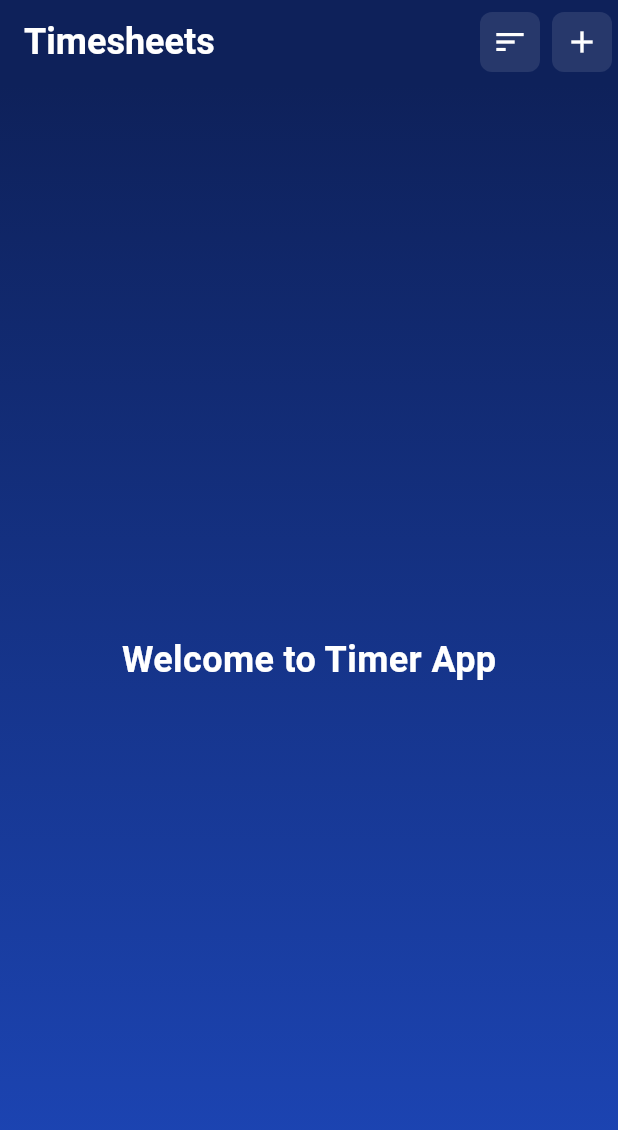
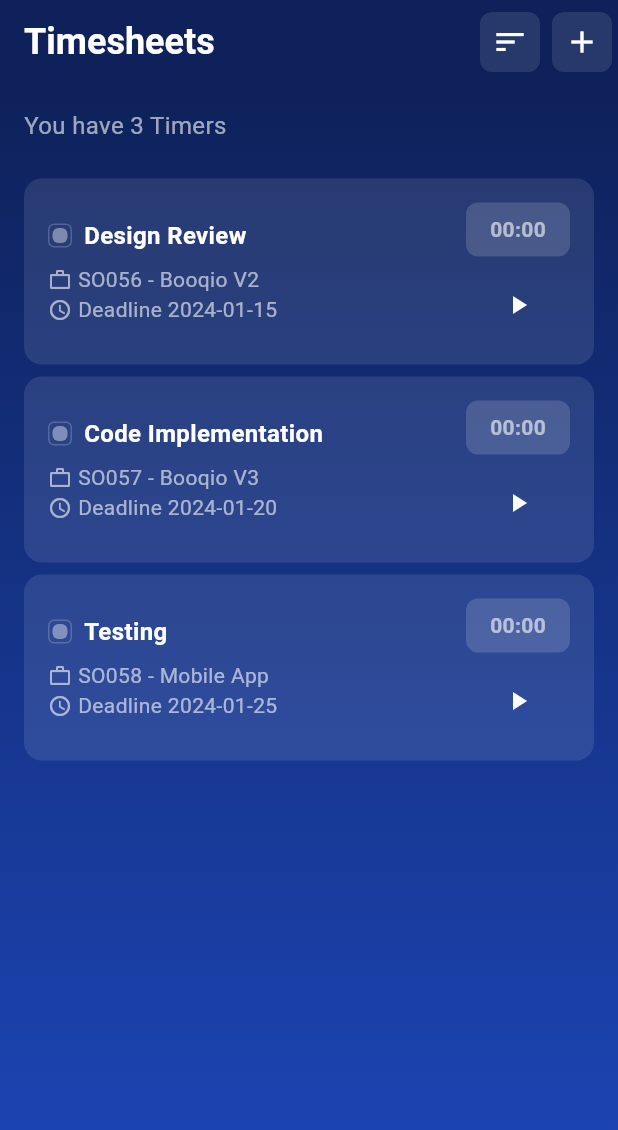
Before and after one commit to xhadix/timer_app_flutter, a Flutter app: the screen it shows after launch, on a phone screen of 412 x 824 dp. Shown: the top 1130 px of the screen. Run offline on Flutter 3.47's test engine with Material 3 defaults, Android fonts, the phone set to English and light mode, and no system bars; our stand-ins replace equatable, flutter_bloc, go_router.

```diff
--- a/lib/blocs/timer/timer_bloc.dart
+++ b/lib/blocs/timer/timer_bloc.dart
@@ -29,6 +29,9 @@ class TimerBloc extends Bloc<TimerEvent, TimerState> {
 
     // Start timer tick
     _startTimerTick();
+
+    // Add some sample timers for testing
+    _addSampleTimers();
   }
 
   void _startTimerTick() {
@@ -232,6 +235,33 @@ class TimerBloc extends Bloc<TimerEvent, TimerState> {
 
   List<Project> get projects => _projects;
 
+  void _addSampleTimers() {
+    // Add sample timers for testing
+    add(AddTimer(
+      title: 'Design Review',
+      description: 'Review the new UI designs for the mobile app',
+      projectId: '1',
+      deadline: '2024-01-15',
+      isFavorite: true,
+    ));
+
+    add(AddTimer(
+      title: 'Code Implementation',
+      description: 'Implement the timer functionality',
+      projectId: '2',
+      deadline: '2024-01-20',
+      isFavorite: false,
+    ));
+
+    add(AddTimer(
+      title: 'Testing',
+      description: 'Test the timer application thoroughly',
+      projectId: '3',
+      deadline: '2024-01-25',
+      isFavorite: true,
+    ));
+  }
+
   @override
   Future<void> close() {
     _periodicTimer?.cancel();
--- a/lib/screens/timer_list_screen.dart
+++ b/lib/screens/timer_list_screen.dart
@@ -4,11 +4,24 @@ import 'package:go_router/go_router.dart';
 import '../blocs/timer/timer_bloc.dart';
 import '../blocs/timer/timer_state.dart';
 import '../widgets/common/custom_app_bar.dart';
+import '../widgets/common/sort_modal.dart';
+import '../widgets/timer_list/timer_card.dart';
 import '../utils/constants.dart';
 import '../utils/theme.dart';
+import '../utils/helpers.dart';
 
-class TimerListScreen extends StatelessWidget {
+class TimerListScreen extends StatefulWidget {
   const TimerListScreen({super.key});
+
+  @override
+  State<TimerListScreen> createState() => _TimerListScreenState();
+}
+
+class _TimerListScreenState extends State<TimerListScreen> {
+  bool _showSortModal = false;
+  SortOption _currentSort = SortOption.recent;
+
+
 
   @override
   Widget build(BuildContext context) {
@@ -19,7 +32,9 @@ class TimerListScreen extends StatelessWidget {
           IconButton(
             icon: const Icon(Icons.sort),
             onPressed: () {
-              // TODO: Implement sort functionality
+              setState(() {
+                _showSortModal = true;
+              });
             },
           ),
           IconButton(
@@ -64,7 +79,9 @@ class TimerListScreen extends StatelessWidget {
             }
 
             if (state is TimerLoaded) {
-              return Padding(
+              return Stack(
+                children: [
+                  Padding(
                     padding: const EdgeInsets.all(AppSpacing.md),
                     child: Column(
                       crossAxisAlignment: CrossAxisAlignment.start,
@@ -103,15 +120,44 @@ class TimerListScreen extends StatelessWidget {
                                   ),
                                 )
                               : ListView.builder(
-                              itemCount: state.timers.length,
+                                  itemCount: _getSortedTimers(state.timers).length,
                                   itemBuilder: (context, index) {
-                                final timer = state.timers[index];
+                                    final timer = _getSortedTimers(state.timers)[index];
                                     return TimerCard(timer: timer);
                                   },
                                 ),
                         ),
                       ],
                     ),
+                  ),
+                  // Sort Modal
+                  if (_showSortModal)
+                    Positioned.fill(
+                      child: GestureDetector(
+                        onTap: () {
+                          setState(() {
+                            _showSortModal = false;
+                          });
+                        },
+                        child: Container(
+                          color: Colors.black54,
+                          child: Align(
+                            alignment: Alignment.bottomCenter,
+                            child: SortModal(
+                              isOpen: _showSortModal,
+                              currentSort: _currentSort,
+                              onSortSelect: _handleSortSelect,
+                              onClose: () {
+                                setState(() {
+                                  _showSortModal = false;
+                                });
+                              },
+                            ),
+                          ),
+                        ),
+                      ),
+                    ),
+                ],
               );
             }
 
@@ -126,52 +172,32 @@ class TimerListScreen extends StatelessWidget {
       ),
     );
   }
+
+  List<dynamic> _getSortedTimers(List<dynamic> timers) {
+    final sortedTimers = List.from(timers);
+
+    switch (_currentSort) {
+      case SortOption.recent:
+        sortedTimers.sort((a, b) => b.id.compareTo(a.id));
+        break;
+      case SortOption.oldest:
+        sortedTimers.sort((a, b) => a.id.compareTo(b.id));
+        break;
+      case SortOption.name:
+        sortedTimers.sort((a, b) => a.title.compareTo(b.title));
+        break;
+      case SortOption.project:
+        sortedTimers.sort((a, b) => a.project.name.compareTo(b.project.name));
+        break;
     }
 
-class TimerCard extends StatelessWidget {
-  final dynamic timer; // Using dynamic for now, will be properly typed later
+    return sortedTimers;
+  }
 
-  const TimerCard({
-    super.key,
-    required this.timer,
+  void _handleSortSelect(SortOption option) {
+    setState(() {
+      _currentSort = option;
+      _showSortModal = false;
     });
-
-  @override
-  Widget build(BuildContext context) {
-    return Card(
-      margin: const EdgeInsets.only(bottom: AppSpacing.sm),
-      child: ListTile(
-        title: Text(
-          timer.title ?? 'Timer',
-          style: AppTypography.body1,
-        ),
-        subtitle: Text(
-          'Project: ${timer.project?.name ?? 'Unknown'}',
-          style: AppTypography.body2,
-        ),
-        trailing: Row(
-          mainAxisSize: MainAxisSize.min,
-          children: [
-            Text(
-              '00:00',
-              style: AppTypography.body2,
-            ),
-            const SizedBox(width: AppSpacing.sm),
-            IconButton(
-              icon: Icon(
-                timer.isRunning == true ? Icons.pause : Icons.play_arrow,
-                color: AppColors.textPrimary,
-              ),
-              onPressed: () {
-                // TODO: Implement play/pause functionality
-              },
-            ),
-          ],
-        ),
-        onTap: () {
-          // TODO: Navigate to task details
-        },
-      ),
-    );
   }
 }
--- /dev/null
+++ b/lib/widgets/timer_list/timer_card.dart
@@ -0,0 +1,163 @@
+import 'package:flutter/material.dart';
+import 'package:flutter_bloc/flutter_bloc.dart';
+import 'package:go_router/go_router.dart';
+import '../../blocs/timer/timer_bloc.dart';
+import '../../blocs/timer/timer_event.dart';
+import '../../models/timer.dart' as timer_model;
+import '../../utils/constants.dart';
+import '../../utils/helpers.dart';
+
+class TimerCard extends StatelessWidget {
+  final timer_model.Timer timer;
+
+  const TimerCard({
+    super.key,
+    required this.timer,
+  });
+
+  @override
+  Widget build(BuildContext context) {
+    return Card(
+      margin: const EdgeInsets.only(bottom: AppSpacing.sm),
+      child: InkWell(
+        onTap: () => context.go('/task/${timer.id}'),
+        borderRadius: BorderRadius.circular(AppRadius.md),
+        child: Padding(
+          padding: const EdgeInsets.all(AppSpacing.md),
+          child: Row(
+            children: [
+              // Left side - Timer info
+              Expanded(
+                child: Column(
+                  crossAxisAlignment: CrossAxisAlignment.start,
+                  children: [
+                    // Title and checkbox
+                    Row(
+                      children: [
+                        Container(
+                          width: 16,
+                          height: 16,
+                          decoration: BoxDecoration(
+                            border: Border.all(
+                              color: AppColors.borderColor,
+                              width: 1,
+                            ),
+                            borderRadius: BorderRadius.circular(AppRadius.xs),
+                          ),
+                          child: Container(
+                            width: 8,
+                            height: 8,
+                            margin: const EdgeInsets.all(2),
+                            decoration: BoxDecoration(
+                              color: AppColors.textTertiary,
+                              borderRadius: BorderRadius.circular(AppRadius.xs),
+                            ),
+                          ),
+                        ),
+                        const SizedBox(width: AppSpacing.sm),
+                        Expanded(
+                          child: Text(
+                            timer.title,
+                            style: AppTypography.body1.copyWith(
+                              fontWeight: FontWeight.w600,
+                            ),
+                            maxLines: 1,
+                            overflow: TextOverflow.ellipsis,
+                          ),
+                        ),
+                      ],
+                    ),
+                    const SizedBox(height: AppSpacing.sm),
+
+                    // Project info
+                    Row(
+                      children: [
+                        Icon(
+                          Icons.work_outline,
+                          size: 16,
+                          color: AppColors.textSecondary,
+                        ),
+                        const SizedBox(width: AppSpacing.xs),
+                        Expanded(
+                          child: Text(
+                            '${timer.project.code} - ${timer.project.name}',
+                            style: AppTypography.body2,
+                            maxLines: 1,
+                            overflow: TextOverflow.ellipsis,
+                          ),
+                        ),
+                      ],
+                    ),
+
+                    // Deadline info
+                    Row(
+                      children: [
+                        Icon(
+                          Icons.schedule_outlined,
+                          size: 16,
+                          color: AppColors.textSecondary,
+                        ),
+                        const SizedBox(width: AppSpacing.xs),
+                        Text(
+                          'Deadline ${timer.deadline}',
+                          style: AppTypography.body2,
+                        ),
+                      ],
+                    ),
+                  ],
+                ),
+              ),
+
+              // Right side - Timer display and controls
+              Column(
+                children: [
+                  // Timer display
+                  Container(
+                    padding: const EdgeInsets.symmetric(
+                      horizontal: AppSpacing.md,
+                      vertical: AppSpacing.sm,
+                    ),
+                    decoration: BoxDecoration(
+                      color: AppColors.cardBackgroundHover,
+                      borderRadius: BorderRadius.circular(AppRadius.sm),
+                    ),
+                    child: Text(
+                      TimeHelpers.formatTime(timer.elapsedTime),
+                      style: AppTypography.body2.copyWith(
+                        fontWeight: FontWeight.w600,
+                      ),
+                    ),
+                  ),
+                  const SizedBox(height: AppSpacing.sm),
+
+                  // Play/Pause button
+                  IconButton(
+                    onPressed: () => _handlePlayPause(context),
+                    icon: Icon(
+                      timer.isRunning ? Icons.pause : Icons.play_arrow,
+                      color: AppColors.textPrimary,
+                      size: 20,
+                    ),
+                    style: IconButton.styleFrom(
+                      backgroundColor: Colors.transparent,
+                      padding: const EdgeInsets.all(AppSpacing.sm),
+                    ),
+                  ),
+                ],
+              ),
+            ],
+          ),
+        ),
+      ),
+    );
+  }
+
+  void _handlePlayPause(BuildContext context) {
+    final bloc = context.read<TimerBloc>();
+    if (timer.isRunning) {
+      bloc.add(PauseTimer(id: timer.id));
+    } else {
+      bloc.add(StartTimer(id: timer.id));
+    }
+  }
+}
```
Also changed, not shown: lib/screens/task_details_screen.dart (+23 -11 lines), lib/widgets/common/sort_modal.dart (added, +142 -0 lines). Lines whose indentation alone changed are shown as unchanged.
